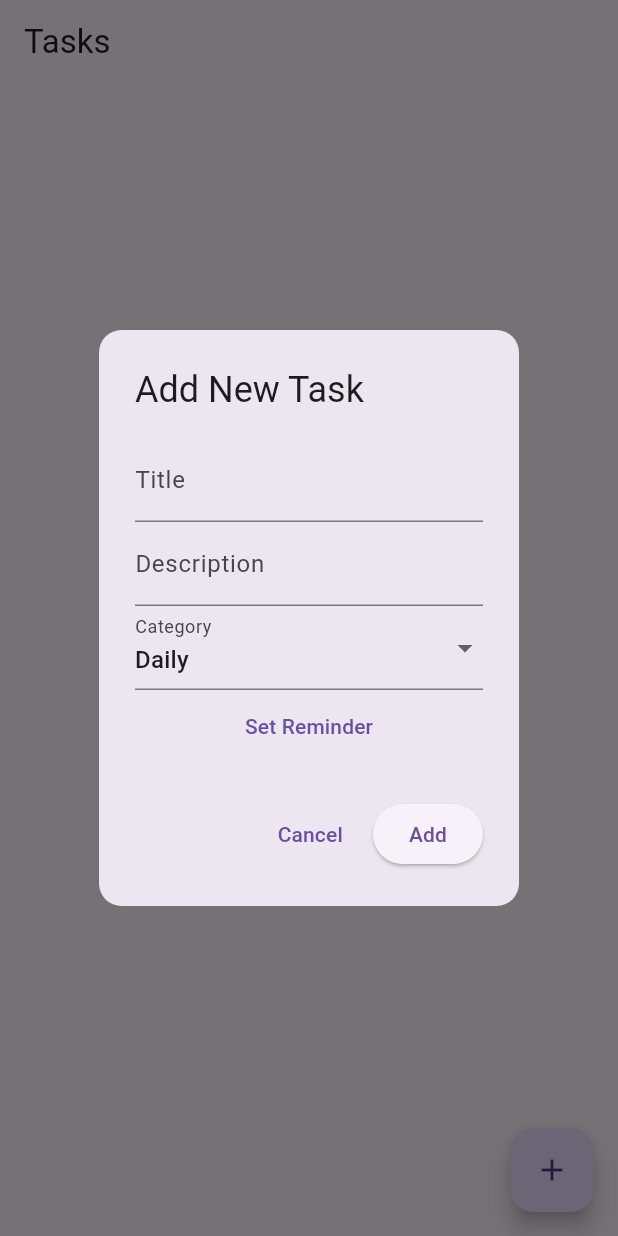
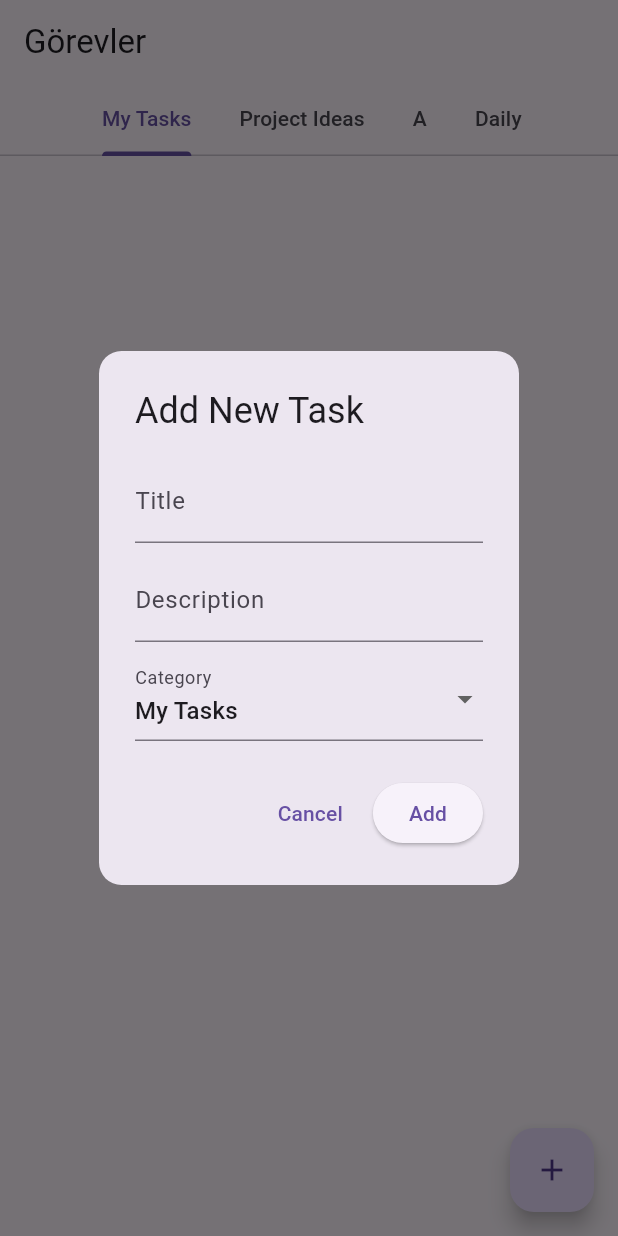
Before and after one commit to adag21044/ToDo-App, a Flutter app: the screen it shows after launch, after a tap on the "add" icon, on a phone screen of 412 x 824 dp. Run offline on Flutter 3.47's test engine with Material 3 defaults, Android fonts, the phone set to English and light mode, and no system bars.

Commit message:
modern ui

```diff
--- a/lib/views/add_task_dialog.dart
+++ b/lib/views/add_task_dialog.dart
@@ -13,10 +13,8 @@ class AddTaskDialog extends StatefulWidget {
 class _AddTaskDialogState extends State<AddTaskDialog> {
   final _titleController = TextEditingController();
   final _descriptionController = TextEditingController();
-  String _category = 'Daily';
-  int _urgency = 1;
-  int _importance = 1;
-  DateTime? _reminderTime;
+  String _selectedCategory = 'My Tasks';
+  final List<String> _categories = ['My Tasks', 'Project Ideas', 'A', 'Daily'];
 
   @override
   Widget build(BuildContext context) {
@@ -30,49 +28,22 @@ class _AddTaskDialogState extends State<AddTaskDialog> {
               controller: _titleController,
               decoration: const InputDecoration(labelText: 'Title'),
             ),
+            const SizedBox(height: 10),
             TextField(
               controller: _descriptionController,
               decoration: const InputDecoration(labelText: 'Description'),
             ),
+            const SizedBox(height: 10),
             DropdownButtonFormField<String>(
-              value: _category,
-              items: ['Daily', 'Projects', 'Others']
-                  .map((e) => DropdownMenuItem(value: e, child: Text(e)))
+              value: _selectedCategory,
+              items: _categories
+                  .map((category) => DropdownMenuItem(
+                        value: category,
+                        child: Text(category),
+                      ))
                   .toList(),
-              onChanged: (value) => setState(() => _category = value!),
+              onChanged: (value) => setState(() => _selectedCategory = value!),
               decoration: const InputDecoration(labelText: 'Category'),
-            ),
-            TextButton(
-              onPressed: () async {
-                final date = await showDatePicker(
-                  context: context,
-                  initialDate: DateTime.now(),
-                  firstDate: DateTime.now(),
-                  lastDate: DateTime(2100),
-                );
-                if (date != null) {
-                  final time = await showTimePicker(
-                    context: context,
-                    initialTime: TimeOfDay.now(),
-                  );
-                  if (time != null) {
-                    setState(() {
-                      _reminderTime = DateTime(
-                        date.year,
-                        date.month,
-                        date.day,
-                        time.hour,
-                        time.minute,
-                      );
-                    });
-                  }
-                }
-              },
-              child: Text(
-                _reminderTime == null
-                    ? 'Set Reminder'
-                    : _reminderTime.toString(),
-              ),
             ),
           ],
         ),
@@ -89,10 +60,10 @@ class _AddTaskDialogState extends State<AddTaskDialog> {
               final task = Task(
                 title: _titleController.text,
                 description: _descriptionController.text,
-                reminderTime: _reminderTime ?? DateTime.now(),
-                urgency: _urgency,
-                importance: _importance,
-                category: _category,
+                category: _selectedCategory,
+                reminderTime: DateTime.now(),
+                urgency: 1,
+                importance: 1,
               );
               Provider.of<TaskViewModel>(context, listen: false).addTask(task);
               Navigator.pop(context);
--- /dev/null
+++ b/lib/views/task_list_tab.dart
@@ -0,0 +1,57 @@
+import 'package:flutter/material.dart';
+import 'package:provider/provider.dart';
+import '../viewmodels/task_view_model.dart';
+import 'task_details_page.dart';
+
+class TaskListTab extends StatelessWidget {
+  final String category;
+
+  const TaskListTab({Key? key, required this.category}) : super(key: key);
+
+  @override
+  Widget build(BuildContext context) {
+    final tasks = Provider.of<TaskViewModel>(context)
+        .tasks
+        .where((task) => task.category == category)
+        .toList();
+
+    return tasks.isEmpty
+        ? const Center(
+            child: Text(
+              'No tasks added yet.',
+              style: TextStyle(fontSize: 16, fontStyle: FontStyle.italic),
+            ),
+          )
+        : ListView.builder(
+            itemCount: tasks.length,
+            itemBuilder: (context, index) {
+              final task = tasks[index];
+              return Card(
+                margin: const EdgeInsets.symmetric(vertical: 5, horizontal: 10),
+                elevation: 3,
+                shape: RoundedRectangleBorder(
+                  borderRadius: BorderRadius.circular(10),
+                ),
+                child: ListTile(
+                  title: Text(task.title),
+                  subtitle: Text(task.description),
+                  trailing: IconButton(
+                    icon: const Icon(Icons.star_border),
+                    onPressed: () {
+                      // Add favorite functionality if needed
+                    },
+                  ),
+                  onTap: () {
+                    Navigator.push(
+                      context,
+                      MaterialPageRoute(
+                        builder: (_) => TaskDetailsPage(task: task),
+                      ),
+                    );
+                  },
+                ),
+              );
+            },
+          );
+  }
+}
--- a/lib/views/tasks_page.dart
+++ b/lib/views/tasks_page.dart
@@ -2,40 +2,35 @@ import 'package:flutter/material.dart';
 import 'package:provider/provider.dart';
 import '../viewmodels/task_view_model.dart';
 import 'add_task_dialog.dart';
-import 'task_details_page.dart';
+import 'task_list_tab.dart';
 
 class TasksPage extends StatelessWidget {
   const TasksPage({Key? key}) : super(key: key);
 
   @override
   Widget build(BuildContext context) {
-    return Scaffold(
+    return DefaultTabController(
+      length: 4, // Number of tabs
+      child: Scaffold(
         appBar: AppBar(
-        title: const Text('Tasks'),
-      ),
-      body: Consumer<TaskViewModel>(
-        builder: (context, taskViewModel, child) {
-          return taskViewModel.tasks.isEmpty
-              ? const Center(
-                  child: Text('No tasks added yet.'),
-                )
-              : ListView.builder(
-                  itemCount: taskViewModel.tasks.length,
-                  itemBuilder: (context, index) {
-                    final task = taskViewModel.tasks[index];
-                    return ListTile(
-                      title: Text(task.title),
-                      subtitle: Text(task.description),
-                      onTap: () => Navigator.push(
-                        context,
-                        MaterialPageRoute(
-                          builder: (_) => TaskDetailsPage(task: task),
+          title: const Text('Görevler'),
+          bottom: const TabBar(
+            isScrollable: true, // Allows scrolling if there are many tabs
+            tabs: [
+              Tab(text: 'My Tasks'),
+              Tab(text: 'Project Ideas'),
+              Tab(text: 'A'),
+              Tab(text: 'Daily'),
+            ],
           ),
         ),
-                    );
-                  },
-                );
-        },
+        body: const TabBarView(
+          children: [
+            TaskListTab(category: 'My Tasks'),
+            TaskListTab(category: 'Project Ideas'),
+            TaskListTab(category: 'A'),
+            TaskListTab(category: 'Daily'),
+          ],
         ),
         floatingActionButton: FloatingActionButton(
           onPressed: () {
@@ -46,6 +41,7 @@ class TasksPage extends StatelessWidget {
           },
           child: const Icon(Icons.add),
         ),
+      ),
     );
   }
 }
```
Lines whose indentation alone changed are shown as unchanged.
